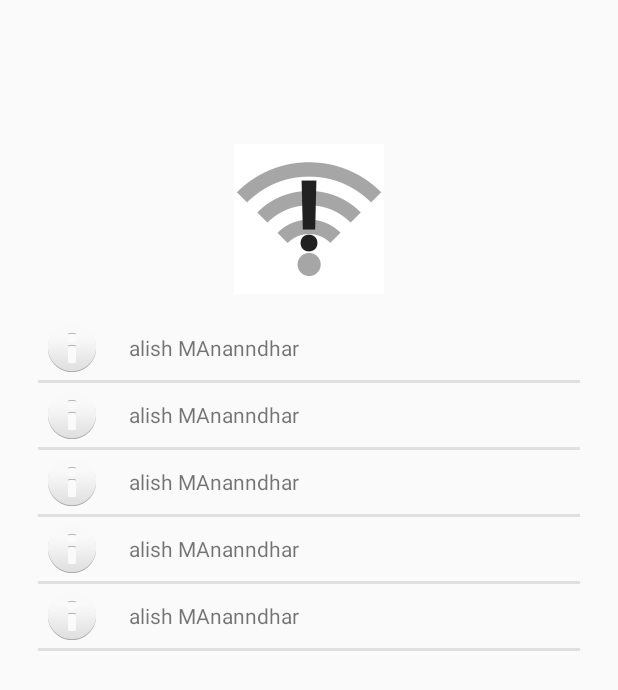
After one commit to azwraithnp/TBC_APP_last, an Android app: the layout personal_activity.xml on its own in the app's theme, with its tools: preview values and no code run, on a phone screen of 412 x 824 dp. The commit adds this screen. Shown: the top 690 px of the screen. Run offline under Robolectric (Android 15) with nearby library versions, the phone set to English and light mode, and no system bars.

Commit message:
shows image when internet is not connected

```diff
--- a/app/src/main/AndroidManifest.xml
+++ b/app/src/main/AndroidManifest.xml
@@ -13,6 +13,7 @@
         android:icon="@mipmap/ic_launcher"
         android:label="@string/app_name"
         android:supportsRtl="true"
+        android:configChanges="orientation|screenSize"
         android:theme="@style/Theme.AppCompat.Light.NoActionBar" >
         <activity android:name=".MainActivity" >
             <intent-filter>
--- a/app/src/main/java/com/example/b50i7d/tbcapp/SettingActivity.java
+++ b/app/src/main/java/com/example/b50i7d/tbcapp/SettingActivity.java
@@ -25,8 +25,9 @@ public class SettingActivity extends Fragment {
 
     public View onCreateView(LayoutInflater inflater, ViewGroup container, Bundle savedInstanceState) {
         View v;
-        String url = "https://tbcapp.wordpress.com/";
+        String url = "https://ebookzweb.wordpress.com/";
         if (!isConnected(getContext())){
+            //you can alert the user if there is no internet connection
             //buildDialog(getActivity()).show();
              v= inflater.inflate(R.layout.nointernet_activity, container, false);
         }
@@ -40,8 +41,10 @@ public class SettingActivity extends Fragment {
             view.getSettings().setJavaScriptEnabled(true);
 
         }
+
         return v;
     }
+
 
     public boolean isConnected(Context context) {
 
@@ -74,5 +77,18 @@ public class SettingActivity extends Fragment {
 
         return builder;
     }
+    @Override
+    public void onPause() {
+        super.onPause();
+        if (getActivity().getSupportFragmentManager().findFragmentByTag("MyFragment") != null)
+            getActivity().getSupportFragmentManager().findFragmentByTag("MyFragment").setRetainInstance(true);
+    }
+
+    @Override
+    public void onResume() {
+        super.onResume();
+        if (getActivity().getSupportFragmentManager().findFragmentByTag("MyFragment") != null)
+            getActivity().getSupportFragmentManager().findFragmentByTag("MyFragment").getRetainInstance();
+    }
 
 }
--- /dev/null
+++ b/app/src/main/res/layout/personal_activity.xml
@@ -0,0 +1,162 @@
+<?xml version="1.0" encoding="utf-8"?>
+<LinearLayout xmlns:android="http://schemas.android.com/apk/res/android"
+    android:orientation="vertical" android:layout_width="match_parent"
+    android:layout_height="match_parent"
+    android:padding="20dp"
+    >
+    <android.support.v7.widget.Toolbar
+        android:layout_width="match_parent"
+        android:layout_height="wrap_content"></android.support.v7.widget.Toolbar>
+    <RelativeLayout
+        android:layout_width="match_parent"
+        android:layout_height="wrap_content">
+        <ImageView
+            android:layout_width="100dp"
+            android:layout_height="100dp"
+            android:layout_centerInParent="true"
+            android:layout_margin="20dp"
+            android:src="@drawable/nointernet"
+            />
+    </RelativeLayout>
+    <LinearLayout
+        android:layout_width="match_parent"
+        android:layout_height="wrap_content"
+        android:orientation="horizontal"
+
+        >
+        <ImageView
+            android:layout_weight="1"
+            android:layout_width="wrap_content"
+            android:layout_height="wrap_content"
+            android:src="@android:drawable/ic_dialog_info"
+            />
+        <TextView
+            android:layout_weight="8"
+            android:layout_width="wrap_content"
+            android:layout_height="wrap_content"
+            android:text="alish MAnanndhar"
+            android:layout_gravity="center"
+            android:layout_marginLeft="10dp"
+            />
+    </LinearLayout>
+
+    <View
+        android:layout_margin="5dp"
+        android:layout_width="match_parent"
+        android:layout_height="2dp"
+        android:background="#e0e0e0"
+        />
+
+    <LinearLayout
+        android:layout_width="match_parent"
+        android:layout_height="wrap_content"
+        android:orientation="horizontal"
+
+        >
+        <ImageView
+            android:layout_weight="1"
+            android:layout_width="wrap_content"
+            android:layout_height="wrap_content"
+            android:src="@android:drawable/ic_dialog_info"
+            />
+        <TextView
+            android:layout_weight="8"
+            android:layout_width="wrap_content"
+            android:layout_height="wrap_content"
+            android:text="alish MAnanndhar"
+            android:layout_gravity="center"
+            android:layout_marginLeft="10dp"
+            />
+    </LinearLayout>
+
+    <View
+        android:layout_margin="5dp"
+        android:layout_width="match_parent"
+        android:layout_height="2dp"
+        android:background="#e0e0e0"
+        />
+    <LinearLayout
+        android:layout_width="match_parent"
+        android:layout_height="wrap_content"
+        android:orientation="horizontal"
+
+        >
+        <ImageView
+            android:layout_weight="1"
+            android:layout_width="wrap_content"
+            android:layout_height="wrap_content"
+            android:src="@android:drawable/ic_dialog_info"
+            />
+        <TextView
+            android:layout_weight="8"
+            android:layout_width="wrap_content"
+            android:layout_height="wrap_content"
+            android:text="alish MAnanndhar"
+            android:layout_gravity="center"
+            android:layout_marginLeft="10dp"
+            />
+    </LinearLayout>
+
+    <View
+        android:layout_margin="5dp"
+        android:layout_width="match_parent"
+        android:layout_height="2dp"
+        android:background="#e0e0e0"
+        />
+    <LinearLayout
+        android:layout_width="match_parent"
+        android:layout_height="wrap_content"
+        android:orientation="horizontal"
+
+        >
+        <ImageView
+            android:layout_weight="1"
+            android:layout_width="wrap_content"
+            android:layout_height="wrap_content"
+            android:src="@android:drawable/ic_dialog_info"
+            />
+        <TextView
+            android:layout_weight="8"
+            android:layout_width="wrap_content"
+            android:layout_height="wrap_content"
+            android:text="alish MAnanndhar"
+            android:layout_gravity="center"
+            android:layout_marginLeft="10dp"
+            />
+    </LinearLayout>
+
+    <View
+        android:layout_margin="5dp"
+        android:layout_width="match_parent"
+        android:layout_height="2dp"
+        android:background="#e0e0e0"
+        />
+    <LinearLayout
+        android:layout_width="match_parent"
+        android:layout_height="wrap_content"
+        android:orientation="horizontal"
+
+        >
+        <ImageView
+            android:layout_weight="1"
+            android:layout_width="wrap_content"
+            android:layout_height="wrap_content"
+            android:src="@android:drawable/ic_dialog_info"
+            />
+        <TextView
+            android:layout_weight="8"
+            android:layout_width="wrap_content"
+            android:layout_height="wrap_content"
+            android:text="alish MAnanndhar"
+            android:layout_gravity="center"
+            android:layout_marginLeft="10dp"
+            />
+    </LinearLayout>
+
+    <View
+        android:layout_margin="5dp"
+        android:layout_width="match_parent"
+        android:layout_height="2dp"
+        android:background="#e0e0e0"
+        />
+</LinearLayout>
```
